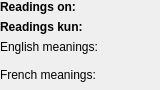
This is readingmeaninggroupwidget.ui in makemeunsee/kiten-plus as Qt 5 draws it before an edit. The edited form follows.
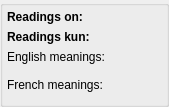
This is the edited form.

Commit message: reverted to non test main.cpp group box for readmeangroup single label for readings

The edit to the form file:
```diff
--- a/readingmeaninggroupwidget.ui
+++ b/readingmeaninggroupwidget.ui
@@ -6,8 +6,8 @@
    <rect>
     <x>0</x>
     <y>0</y>
-    <width>160</width>
-    <height>90</height>
+    <width>169</width>
+    <height>107</height>
    </rect>
   </property>
   <property name="minimumSize">
@@ -27,20 +27,21 @@
     <number>0</number>
    </property>
    <item>
+    <widget class="QGroupBox" name="groupBox">
+     <property name="title">
+      <string/>
+     </property>
     <layout class="QVBoxLayout" name="verticalLayout">
      <property name="sizeConstraint">
       <enum>QLayout::SetMinAndMaxSize</enum>
      </property>
+      <property name="margin">
+       <number>4</number>
+      </property>
      <item>
       <layout class="QGridLayout" name="gridLayout">
        <item row="0" column="0">
         <widget class="QLabel" name="onReadingsLabel">
-         <property name="sizePolicy">
-          <sizepolicy hsizetype="Minimum" vsizetype="Preferred">
-           <horstretch>0</horstretch>
-           <verstretch>0</verstretch>
-          </sizepolicy>
-         </property>
          <property name="font">
           <font>
            <weight>75</weight>
@@ -57,12 +58,6 @@
        </item>
        <item row="1" column="0">
         <widget class="QLabel" name="kunReadingsLabel">
-         <property name="sizePolicy">
-          <sizepolicy hsizetype="Minimum" vsizetype="Preferred">
-           <horstretch>0</horstretch>
-           <verstretch>0</verstretch>
-          </sizepolicy>
-         </property>
          <property name="font">
           <font>
            <weight>75</weight>
@@ -132,6 +127,7 @@
       </layout>
      </item>
     </layout>
+    </widget>
    </item>
   </layout>
  </widget>
```
Lines whose indentation alone changed are shown as unchanged. The commit also changes 7 other files.
